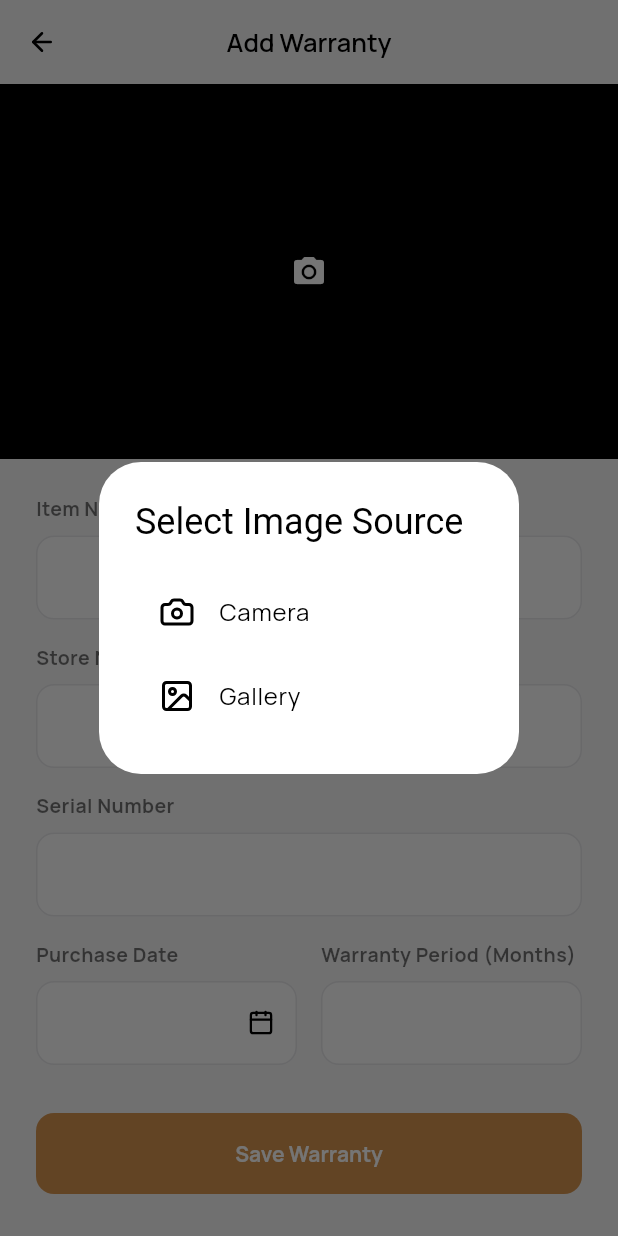
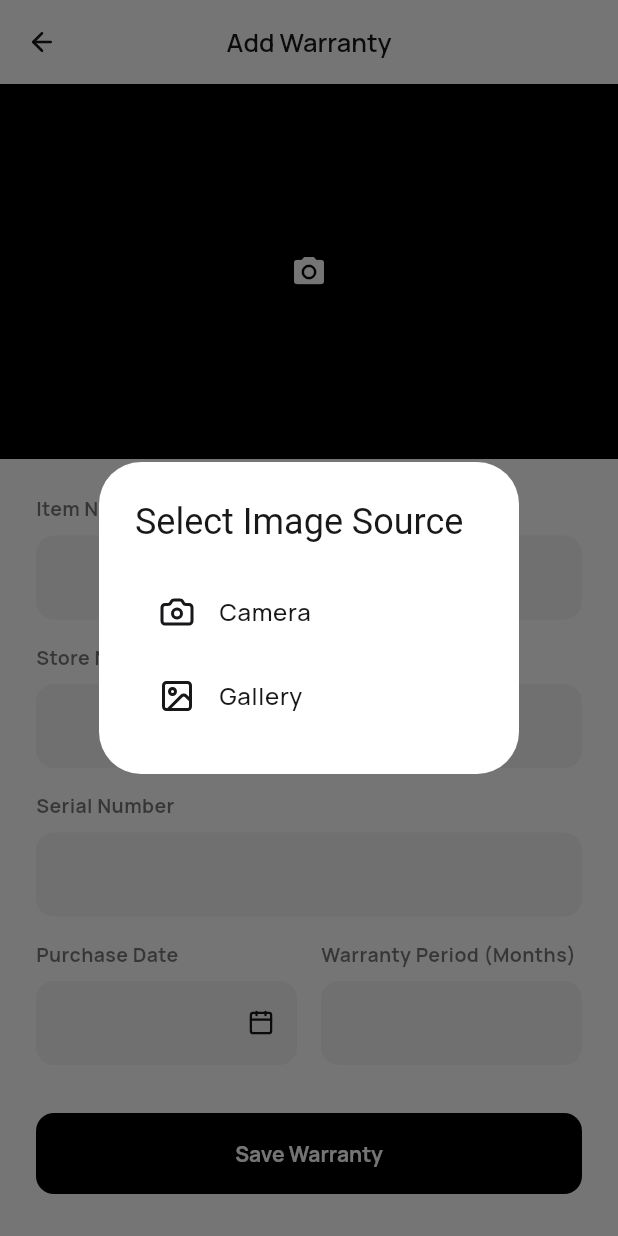
Before and after one commit to ArinGitPort/ValiDate, a Flutter app: the screen it shows after launch, after a tap on an icon or button, on a phone screen of 412 x 824 dp. Run offline on Flutter 3.47's test engine with Material 3 defaults, Android fonts, the phone set to English and light mode, and no system bars; our stand-ins replace flutter_local_notifications, flutter_lucide, google_fonts, hive, hive_flutter, image_picker and 3 more; missing offline and left inert: google_mlkit_text_recognition; accounts and stored records are empty.

Commit message:
Change UI

```diff
--- a/lib/screens/dashboard_screen.dart
+++ b/lib/screens/dashboard_screen.dart
@@ -51,20 +51,22 @@ class _DashboardScreenState extends State<DashboardScreen> {
                           onChanged: (val) => setState(() => _searchQuery = val),
                           decoration: InputDecoration(
                             hintText: "Search warranties...",
-                            prefixIcon: const Icon(LucideIcons.search, size: 20, color: Colors.grey),
-                            fillColor: Colors.white,
+                            hintStyle: const TextStyle(color: AppTheme.zinc500),
+                            prefixIcon: const Icon(LucideIcons.search, size: 20, color: AppTheme.zinc500),
+                            filled: true,
+                            fillColor: AppTheme.zinc100,
                             contentPadding: const EdgeInsets.symmetric(horizontal: 16, vertical: 12),
                             border: OutlineInputBorder(
                               borderRadius: BorderRadius.circular(12),
-                              borderSide: BorderSide(color: Colors.grey.shade200),
+                              borderSide: BorderSide.none,
                             ),
                             enabledBorder: OutlineInputBorder(
                               borderRadius: BorderRadius.circular(12),
-                              borderSide: BorderSide(color: Colors.grey.shade200),
+                              borderSide: BorderSide.none,
                             ),
                             focusedBorder: OutlineInputBorder(
                               borderRadius: BorderRadius.circular(12),
-                              borderSide: const BorderSide(color: AppTheme.primaryBrand),
+                              borderSide: const BorderSide(color: AppTheme.zinc300, width: 1),
                             ),
                           ),
                         ),
--- a/lib/screens/notifications_screen.dart
+++ b/lib/screens/notifications_screen.dart
@@ -133,7 +133,7 @@ class _NotificationCard extends StatelessWidget {
                         style: TextStyle(
                           fontSize: 14,
                           fontWeight: FontWeight.w500,
-                          color: AppTheme.statusWarning,
+                          color: AppTheme.accentOrange,
                         ),
                       ),
                       Text(
--- a/lib/theme/app_theme.dart
+++ b/lib/theme/app_theme.dart
@@ -2,63 +2,85 @@ import 'package:flutter/material.dart';
 import 'package:google_fonts/google_fonts.dart';
 
 class AppTheme {
+  // Brand & Zinc Colors
+  static const Color white = Color(0xFFFFFFFF);
   static const Color black = Color(0xFF000000);
-  static const Color white = Color(0xFFFFFFFF);
 
-  // Custom Brand Colors
-  static const Color primaryBrand = Color(0xFFD6944E); // Highlight/Buttons
-  static const Color bgBrand = Color(0xFFF4F4F5); // Main Background (Zinc-100)
-
-  // Zinc Colors (for text/borders)
   static const Color zinc50 = Color(0xFFFAFAFA);
   static const Color zinc100 = Color(0xFFF4F4F5);
   static const Color zinc200 = Color(0xFFE4E4E7);
   static const Color zinc300 = Color(0xFFD4D4D8);
-  static const Color zinc500 = Color(0xFF71717A);
-  static const Color zinc900 = Color(0xFF18181B);
+  static const Color zinc400 = Color(0xFFA1A1AA);
+  static const Color zinc500 = Color(0xFF71717A); // Secondary Text
+  static const Color zinc600 = Color(0xFF52525B);
+  static const Color zinc700 = Color(0xFF3F3F46);
+  static const Color zinc800 = Color(0xFF27272A);
+  static const Color zinc900 = Color(0xFF18181B); // Primary Text
+
+  // Accent & Status
+  static const Color accentOrange = Color(0xFFEA580C); // Orange-600
+  static const Color primaryBrand = black; // FAB & Buttons Anchor
+  static const Color textMain = zinc900;
+  static const Color textSub = zinc500;
+
+  // Status Colors (ShadCN Tints)
+  static const Color statusSafeBg = Color(0xFFF0FDF4); // Green-50
+  static const Color statusSafeText = Color(0xFF15803D); // Green-700
+
+  static const Color statusWarningBg = Color(0xFFFFF7ED); // Orange-50
+  static const Color statusWarningText = Color(0xFFC2410C); // Orange-700
+
+  static const Color statusExpiredBg = Color(0xFFFEF2F2); // Red-50
+  static const Color statusExpiredText = Color(0xFFB91C1C); // Red-700
 
   static final ThemeData lightTheme = ThemeData(
     useMaterial3: true,
     brightness: Brightness.light,
     primaryColor: primaryBrand,
-    scaffoldBackgroundColor: bgBrand,
+    scaffoldBackgroundColor: white, // Pure White Background
+
     colorScheme: const ColorScheme.light(
       primary: primaryBrand,
       onPrimary: white,
       surface: white,
-      onSurface: black,
-      error: Color(0xFFEF4444),
+      onSurface: zinc900,
+      error: statusExpiredText,
       outline: zinc200,
     ),
 
     // Typography
     textTheme: TextTheme(
       displayLarge: GoogleFonts.manrope(
-        fontSize: 32, fontWeight: FontWeight.bold, color: black, height: 1.1
+        fontSize: 32, fontWeight: FontWeight.bold, color: zinc900, height: 1.1
       ),
       titleLarge: GoogleFonts.manrope(
-        fontSize: 22, fontWeight: FontWeight.bold, color: black
+        fontSize: 22, fontWeight: FontWeight.bold, color: zinc900
       ),
       bodyLarge: GoogleFonts.manrope(
-        fontSize: 16, color: zinc900
+        fontSize: 16, fontWeight: FontWeight.w500, color: zinc900
       ),
       bodyMedium: GoogleFonts.manrope(
-        fontSize: 14, color: zinc900
+        fontSize: 14, fontWeight: FontWeight.w500, color: zinc900
       ),
       labelSmall: GoogleFonts.manrope(
         fontSize: 12, fontWeight: FontWeight.w500, color: zinc500
+      ),
+      labelMedium: GoogleFonts.manrope(
+        fontSize: 14, fontWeight: FontWeight.w500, color: zinc500
       ),
     ),
 
     // App Bar
     appBarTheme: AppBarTheme(
-      backgroundColor: bgBrand,
-      foregroundColor: black,
+      backgroundColor: white,
+      foregroundColor: zinc900,
       elevation: 0,
       centerTitle: true,
       titleTextStyle: GoogleFonts.manrope(
-        fontSize: 17, fontWeight: FontWeight.w600, color: black
+        fontSize: 17, fontWeight: FontWeight.w600, color: zinc900
       ),
+      iconTheme: const IconThemeData(color: zinc900),
+      scrolledUnderElevation: 0,
     ),
 
     // Card
@@ -75,33 +97,33 @@ class AppTheme {
     // Input
     inputDecorationTheme: InputDecorationTheme(
       filled: true,
-      fillColor: zinc50,
+      fillColor: zinc100,
       contentPadding: const EdgeInsets.symmetric(horizontal: 16, vertical: 16),
       border: OutlineInputBorder(
         borderRadius: BorderRadius.circular(12),
-        borderSide: const BorderSide(color: zinc200),
+        borderSide: BorderSide.none, // Default no border for search style
       ),
       enabledBorder: OutlineInputBorder(
         borderRadius: BorderRadius.circular(12),
-        borderSide: const BorderSide(color: zinc200),
+        borderSide: BorderSide.none,
       ),
       focusedBorder: OutlineInputBorder(
         borderRadius: BorderRadius.circular(12),
-        borderSide: const BorderSide(color: primaryBrand, width: 1.5),
+        borderSide: const BorderSide(color: zinc300, width: 1),
       ),
-      labelStyle: GoogleFonts.manrope(color: zinc500),
+      hintStyle: GoogleFonts.manrope(color: zinc500),
     ),
 
     // Text Selection
     textSelectionTheme: TextSelectionThemeData(
-      cursorColor: primaryBrand,
-      selectionColor: primaryBrand.withValues(alpha: 0.3),
+      cursorColor: accentOrange, // Use Accent for interactions
+      selectionColor: accentOrange.withValues(alpha: 0.2), // Fixed deprecation
     ),
 
     // Elevated Button
     elevatedButtonTheme: ElevatedButtonThemeData(
       style: ElevatedButton.styleFrom(
-        backgroundColor: primaryBrand,
+        backgroundColor: primaryBrand, // Black
         foregroundColor: white,
         elevation: 0,
         shape: RoundedRectangleBorder(borderRadius: BorderRadius.circular(12)),
@@ -110,17 +132,23 @@ class AppTheme {
       ),
     ),
 
+    // Outlined Button
+    outlinedButtonTheme: OutlinedButtonThemeData(
+      style: OutlinedButton.styleFrom(
+        foregroundColor: zinc900,
+        side: const BorderSide(color: zinc200),
+        shape: RoundedRectangleBorder(borderRadius: BorderRadius.circular(12)),
+        textStyle: GoogleFonts.manrope(fontWeight: FontWeight.w600),
+        padding: const EdgeInsets.symmetric(vertical: 16),
+      )
+    ),
+
     // Floating Action Button
     floatingActionButtonTheme: const FloatingActionButtonThemeData(
-      backgroundColor: primaryBrand,
+      backgroundColor: primaryBrand, // Black
       foregroundColor: white,
-      elevation: 4,
+      elevation: 2,
       shape: CircleBorder(),
     ),
   );
-
-  // Status Colors
-  static const Color statusSafe = Color(0xFF22C55E); // Green 500
-  static const Color statusWarning = primaryBrand; // Use brand highlight
-  static const Color statusExpired = Color(0xFFEF4444); // Red 500
 }
--- a/lib/widgets/page_header.dart
+++ b/lib/widgets/page_header.dart
@@ -80,7 +80,7 @@ class PageHeader extends StatelessWidget {
                       child: Container(
                         padding: const EdgeInsets.all(4),
                         decoration: const BoxDecoration(
-                          color: AppTheme.statusWarning,
+                          color: AppTheme.accentOrange,
                           shape: BoxShape.circle,
                         ),
                         constraints: const BoxConstraints(
--- a/lib/widgets/status_badge.dart
+++ /dev/null
@@ -1,28 +0,0 @@
-import 'package:flutter/material.dart';
-
-class StatusBadge extends StatelessWidget {
-  final String label;
-  final Color color;
-
-  const StatusBadge({super.key, required this.label, required this.color});
-
-  @override
-  Widget build(BuildContext context) {
-    return Container(
-      padding: const EdgeInsets.symmetric(horizontal: 8, vertical: 4),
-      decoration: BoxDecoration(
-        color: color.withAlpha(50), // 0.2 * 255 ~= 51
-        borderRadius: BorderRadius.circular(4),
-        border: Border.all(color: color, width: 1),
-      ),
-      child: Text(
-        label,
-        style: TextStyle(
-          color: color,
-          fontSize: 12,
-          fontWeight: FontWeight.bold,
-        ),
-      ),
-    );
-  }
-}
--- a/lib/widgets/warranty_card.dart
+++ b/lib/widgets/warranty_card.dart
@@ -1,5 +1,6 @@
 import 'package:flutter/material.dart';
 import 'package:flutter/services.dart';
+import 'package:google_fonts/google_fonts.dart';
 
 import 'package:flutter_lucide/flutter_lucide.dart';
 import '../models/warranty_item.dart';
@@ -23,12 +24,20 @@ class WarrantyCard extends StatelessWidget {
   @override
   Widget build(BuildContext context) {
     final days = item.daysRemaining;
-    Color statusColor = AppTheme.statusSafe;
+
+    // Badge Logic
+    Color badgeBg = AppTheme.statusSafeBg;
+    Color badgeText = AppTheme.statusSafeText;
+    String statusLabel = "$days DAYS LEFT";
 
     if (days < 0) {
-      statusColor = AppTheme.statusExpired;
+      badgeBg = AppTheme.statusExpiredBg;
+      badgeText = AppTheme.statusExpiredText;
+      statusLabel = "EXPIRED";
     } else if (days <= 30) {
-      statusColor = AppTheme.statusWarning;
+      badgeBg = AppTheme.statusWarningBg;
+      badgeText = AppTheme.statusWarningText;
+      statusLabel = "EXPIRING SOON";
     }
 
     return Padding(
@@ -43,77 +52,43 @@ class WarrantyCard extends StatelessWidget {
           decoration: BoxDecoration(
             color: Colors.white,
             borderRadius: BorderRadius.circular(16),
-            border: Border.all(color: Colors.grey.shade300),
+            border: Border.all(color: AppTheme.zinc200), // Zinc-200 Border
+            // No Shadow
           ),
-          child: Column(
+          padding: const EdgeInsets.all(12), // Uniform padding
+          child: Row(
             crossAxisAlignment: CrossAxisAlignment.start,
             children: [
-              // Top Badges Row
-              Padding(
-                padding: const EdgeInsets.all(12),
-                child: Row(
-                  children: [
+              // Thumbnail
               Container(
-                      padding: const EdgeInsets.symmetric(horizontal: 8, vertical: 4),
                 decoration: BoxDecoration(
-                        color: Colors.black,
-                        borderRadius: BorderRadius.circular(4),
+                  borderRadius: BorderRadius.circular(12),
+                  border: Border.all(color: AppTheme.zinc200), // Thumbnail Border
                 ),
-                      child: Text(
-                        item.category.toUpperCase(), // Assuming category exists, fallback to "OTHER" if needed
-                        style: const TextStyle(
-                          color: Colors.white,
-                          fontSize: 10,
-                          fontWeight: FontWeight.bold,
+                child: Hero(
+                  tag: 'img_${item.id}',
+                  child: ClipRRect(
+                     borderRadius: BorderRadius.circular(12),
+                     child: ReceiptThumbnail(imagePath: item.imagePath, size: 70)
                   ),
                 ),
               ),
-                    const Spacer(),
-                    Container(
-                      padding: const EdgeInsets.symmetric(horizontal: 8, vertical: 4),
-                      decoration: BoxDecoration(
-                        color: statusColor,
-                        borderRadius: BorderRadius.circular(4),
-                      ),
-                      child: Text(
-                        days < 0
-                          ? "EXPIRED"
-                          : "$days DAYS LEFT",
-                        style: const TextStyle(
-                          color: Colors.white,
-                          fontSize: 10,
-                          fontWeight: FontWeight.bold,
-                        ),
-                      ),
-                    ),
-                  ],
-                ),
-              ),
-               const Divider(height: 1, color: Color(0xFFEEEEEE)),
-              // Main Content
-              Padding(
-                padding: const EdgeInsets.all(12),
-                child: Row(
-                  crossAxisAlignment: CrossAxisAlignment.start,
-                  children: [
-                    Hero(
-                      tag: 'img_${item.id}',
-                      child: ReceiptThumbnail(imagePath: item.imagePath, size: 70), // Slightly larger image
-                    ),
-                    const SizedBox(width: 12),
+              const SizedBox(width: 16),
+
+              // Content
               Expanded(
                 child: Column(
                   crossAxisAlignment: CrossAxisAlignment.start,
                   children: [
+                    // Title & Menu
                     Row(
                       crossAxisAlignment: CrossAxisAlignment.start,
                       children: [
                         Expanded(
                           child: Text(
                             item.name,
-                                  style: const TextStyle(
+                            style: Theme.of(context).textTheme.bodyLarge?.copyWith(
                               fontWeight: FontWeight.bold,
-                                    fontSize: 16,
                               height: 1.2
                             ),
                             maxLines: 2,
@@ -126,7 +101,7 @@ class WarrantyCard extends StatelessWidget {
                           width: 24,
                           child: PopupMenuButton<String>(
                             padding: EdgeInsets.zero,
-                                    icon: const Icon(LucideIcons.ellipsis_vertical, size: 20, color: Colors.grey),
+                            icon: const Icon(LucideIcons.ellipsis_vertical, size: 16, color: AppTheme.zinc400),
                             onSelected: (value) {
                               if (value == 'archive' && onArchive != null) {
                                 onArchive!(context);
@@ -136,44 +111,82 @@ class WarrantyCard extends StatelessWidget {
                             },
                             itemBuilder: (BuildContext context) => <PopupMenuEntry<String>>[
                               if (onArchive != null)
-                                        const PopupMenuItem<String>(
+                                PopupMenuItem<String>(
                                   value: 'archive',
                                   child: Row(
                                     children: [
-                                              Icon(LucideIcons.archive, size: 18),
-                                              SizedBox(width: 8),
-                                              Text('Archive'),
+                                      const Icon(LucideIcons.archive, size: 18),
+                                      const SizedBox(width: 8),
+                                      Text('Archive', style: GoogleFonts.manrope()),
                                     ],
                                   ),
                                 ),
                               if (onDelete != null)
-                                        const PopupMenuItem<String>(
+                                PopupMenuItem<String>(
                                   value: 'delete',
                                   child: Row(
                                     children: [
-                                              Icon(LucideIcons.trash_2, size: 18, color: Colors.red),
-                                              SizedBox(width: 8),
-                                              Text('Delete', style: TextStyle(color: Colors.red)),
+                                      const Icon(LucideIcons.trash_2, size: 18, color: Colors.red),
+                                      const SizedBox(width: 8),
+                                      Text('Delete', style: GoogleFonts.manrope(color: Colors.red)),
                                     ],
                                   ),
                                 ),
                             ],
                           ),
                         ),
-                             ]
+                      ],
                     ),
+
                     const SizedBox(height: 4),
                     Text(
                       item.storeName,
-                            style: TextStyle(color: Colors.grey[600], fontSize: 13),
+                      style: Theme.of(context).textTheme.labelSmall,
                     ),
-                          const SizedBox(height: 4),
-                          Text(
-                            "Expired On ${item.expiryDate.day} ${_getMonthName(item.expiryDate.month)} ${item.expiryDate.year}",
-                            style: TextStyle(color: Colors.grey[400], fontSize: 11),
+                    const SizedBox(height: 12),
+
+                    // Badges Row
+                    Row(
+                      children: [
+                        // Category Badge (Black/White)
+                        /*
+                        Container(
+                          padding: const EdgeInsets.symmetric(horizontal: 8, vertical: 4),
+                          decoration: BoxDecoration(
+                            color: AppTheme.zinc900,
+                            borderRadius: BorderRadius.circular(6),
+                          ),
+                          child: Text(
+                            item.category.toUpperCase(),
+                            style: const TextStyle(
+                              color: Colors.white,
+                              fontSize: 10,
+                              fontWeight: FontWeight.bold,
+                            ),
+                          ),
+                        ),
+                        const SizedBox(width: 8),
+                        */
+
+                        // Status Badge (Subtle Tint)
+                        Container(
+                          padding: const EdgeInsets.symmetric(horizontal: 10, vertical: 4),
+                          decoration: BoxDecoration(
+                            color: badgeBg,
+                            borderRadius: BorderRadius.circular(6),
+                            border: Border.all(color: badgeText.withValues(alpha: 0.2)),
+                          ),
+                          child: Text(
+                            statusLabel,
+                            style: TextStyle(
+                              color: badgeText,
+                              fontSize: 11,
+                              fontWeight: FontWeight.w700,
+                              letterSpacing: 0.5,
+                            ),
+                          ),
                         ),
                       ],
-                      ),
                     ),
                   ],
                 ),
@@ -185,11 +198,5 @@ class WarrantyCard extends StatelessWidget {
     );
   }
 
-  String _getMonthName(int month) {
-    const months = [
-      "Jan", "Feb", "Mar", "Apr", "May", "Jun",
-      "Jul", "Aug", "Sep", "Oct", "Nov", "Dec"
-    ];
-    return months[month - 1];
+
 }
-}
```
Lines whose indentation alone changed are shown as unchanged.
